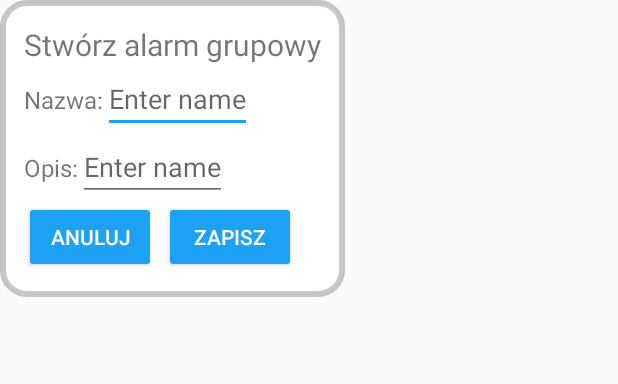
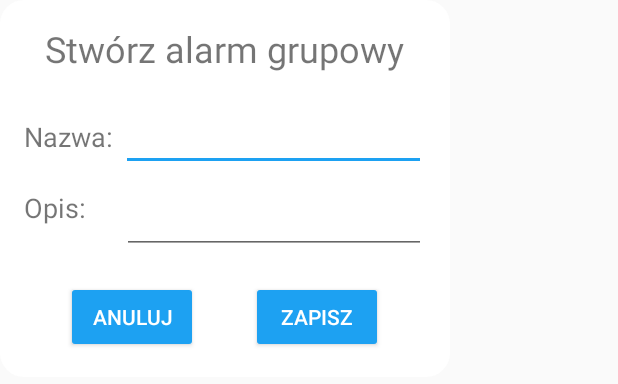
Before and after one commit to niemczyk13/ReliableAlarmV1.0, an Android app: the layout add_group_alarm_dialog.xml on its own in the app's theme, with its tools: preview values and no code run, on a phone screen of 412 x 824 dp. Shown: the top 384 px of the screen. Run offline under Robolectric (Android 15) with nearby library versions, the phone set to English and light mode, and no system bars.

Commit message:
Improved display of the dialogue for creating a group alarm. #14

```diff
--- a/app/src/main/java/com/niemiec/reliablealarmv10/activity/main/dialog/CreateNewGroupAlarmDialog.java
+++ b/app/src/main/java/com/niemiec/reliablealarmv10/activity/main/dialog/CreateNewGroupAlarmDialog.java
@@ -37,6 +37,7 @@ public class CreateNewGroupAlarmDialog {
         Window window = dialog.getWindow();
         if (window != null) {
             // Nie dodawaj FLAG_DIM_BEHIND, aby zapobiec przyciemnieniu tła
+            window.setBackgroundDrawableResource(R.drawable.add_group_alarm_dialog_background);
             WindowManager.LayoutParams layoutParams = window.getAttributes();
             layoutParams.dimAmount = 0.0f; // Ustaw wartość na 0.0
             window.setAttributes(layoutParams);
--- a/app/src/main/res/drawable/add_group_alarm_dialog_background.xml
+++ b/app/src/main/res/drawable/add_group_alarm_dialog_background.xml
@@ -2,5 +2,5 @@
 <shape xmlns:android="http://schemas.android.com/apk/res/android">
     <solid android:color="#FFFFFF" /> <!-- Białe tło -->
     <corners android:radius="16dp" /> <!-- Zaokrąglone rogi -->
-    <stroke android:width="4dp" android:color="@color/cardview_shadow_start_color" /> <!-- Czarna ramka -->
+    <padding android:left="16dp" android:top="16dp" android:right="16dp" android:bottom="16dp" />
 </shape>
--- a/app/src/main/res/layout/add_group_alarm_dialog.xml
+++ b/app/src/main/res/layout/add_group_alarm_dialog.xml
@@ -2,6 +2,7 @@
 <LinearLayout xmlns:android="http://schemas.android.com/apk/res/android"
     android:layout_width="wrap_content"
     android:layout_height="wrap_content"
+    android:minWidth="300dp"
     android:orientation="vertical"
     android:background="@drawable/add_group_alarm_dialog_background"
     android:padding="16dp">
@@ -9,11 +10,13 @@
     <TextView
         android:layout_width="wrap_content"
         android:layout_height="wrap_content"
+        android:layout_gravity="center_horizontal"
         android:text="Stwórz alarm grupowy"
-        android:textSize="20sp"/>
+        android:textSize="24sp"
+        android:layout_marginBottom="20dp"/>
 
     <LinearLayout
-        android:layout_width="wrap_content"
+        android:layout_width="match_parent"
         android:layout_height="wrap_content"
         android:orientation="horizontal">
 
@@ -21,40 +24,49 @@
             android:layout_width="wrap_content"
             android:layout_height="wrap_content"
             android:text="Nazwa:"
-            android:textSize="16sp"
-            android:layout_marginBottom="8dp" />
+            android:textSize="18sp"
+            android:layout_marginBottom="8dp"
+            android:layout_marginRight="5dp"
+            android:gravity="center_vertical"/>
 
         <EditText
             android:id="@+id/group_alarm_name_edit_text"
+            android:layout_width="0dp"
+            android:layout_height="wrap_content"
+            android:inputType="text"
+            android:minWidth="200dp"
+            android:layout_weight="1"/>
+    </LinearLayout>
+
+    <LinearLayout
+        android:layout_width="match_parent"
+        android:layout_height="wrap_content"
+        android:orientation="horizontal"
+        android:layout_marginTop="10dp">
+        <TextView
+            android:layout_width="wrap_content"
+            android:layout_height="wrap_content"
+            android:text="Opis:"
+            android:textSize="18sp"
+            android:layout_marginBottom="8dp"
+            android:layout_marginRight="24dp"
+            android:layout_gravity="center_vertical"/>
+
+        <EditText
+            android:id="@+id/group_alarm_note_edit_text"
             android:layout_width="match_parent"
             android:layout_height="wrap_content"
-            android:hint="Enter name"
-            android:inputType="text" />
+            android:inputType="text"
+            android:minWidth="200dp"
+            android:layout_weight="1"/>
     </LinearLayout>
 
     <LinearLayout
         android:layout_width="wrap_content"
         android:layout_height="wrap_content"
-        android:orientation="horizontal">
-        <TextView
-            android:layout_width="wrap_content"
-            android:layout_height="wrap_content"
-            android:text="Opis:"
-            android:textSize="16sp"
-            android:layout_marginBottom="8dp" />
-
-        <EditText
-            android:id="@+id/group_alarm_note_edit_text"
-            android:layout_width="match_parent"
-            android:layout_height="wrap_content"
-            android:hint="Enter name"
-            android:inputType="text" />
-    </LinearLayout>
-
-    <LinearLayout
-        android:layout_width="wrap_content"
-        android:layout_height="wrap_content"
-        android:orientation="horizontal">
+        android:layout_gravity="center_horizontal"
+        android:orientation="horizontal"
+        android:layout_marginTop="18dp">
 
         <Button
             android:id="@+id/cancel_button"
@@ -68,7 +80,7 @@
             android:layout_width="wrap_content"
             android:layout_height="wrap_content"
             android:backgroundTint="@color/blue"
-            android:layout_marginLeft="5dp"
+            android:layout_marginLeft="35dp"
             android:text="Zapisz" />
     </LinearLayout>
 
```
